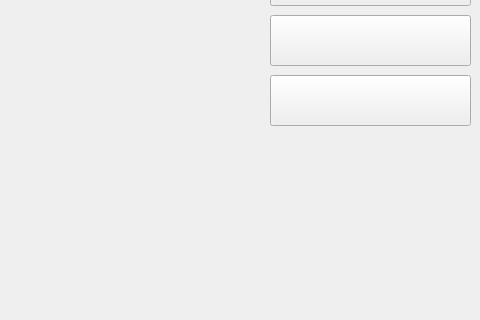
This is yandex.ui in evilrise7/pyqtproject as Qt 5 draws it before an edit; both pictures show x 800 to 1280 and y 235 to 555 of the 1280 by 720 pixel window. The edited form follows.
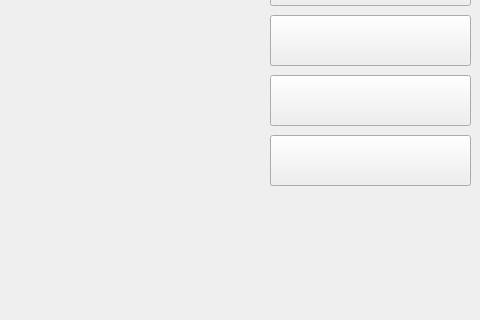
This is the edited form. Icons and pictures are not drawn.

The edit to the form file:
```diff
--- a/yandex.ui
+++ b/yandex.ui
@@ -392,6 +392,31 @@
      <string/>
     </property>
    </widget>
+   <widget class="QPushButton" name="blackwhite">
+    <property name="geometry">
+     <rect>
+      <x>1070</x>
+      <y>370</y>
+      <width>201</width>
+      <height>51</height>
+     </rect>
+    </property>
+    <property name="font">
+     <font>
+      <family>Arial Narrow</family>
+      <pointsize>12</pointsize>
+     </font>
+    </property>
+    <property name="styleSheet">
+     <string notr="true">border-image: url(./BLACKWHITE.png);</string>
+    </property>
+    <property name="text">
+     <string/>
+    </property>
+    <property name="checkable">
+     <bool>false</bool>
+    </property>
+   </widget>
   </widget>
   <widget class="QMenuBar" name="menubar">
    <property name="geometry">
```
